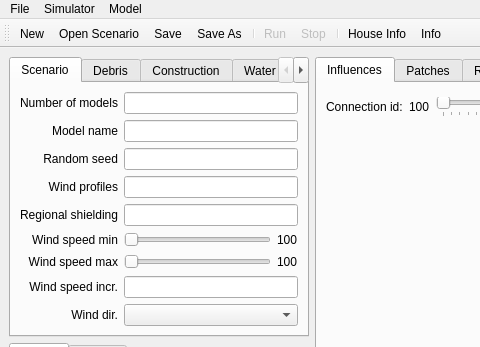
Above: vaws/gui/ui/main.ui from GeoscienceAustralia/vaws before the change; both pictures show x 0 to 480 and y 0 to 347 of the 1280 by 711 pixel window. Below: the same form after it.
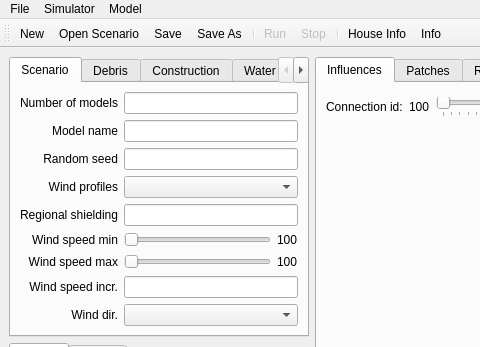
That is the form after the change. The open tabs and pages were chosen to show the change. Icons and pictures are not drawn. Custom widgets are drawn as their Qt base class.

Commit message: change ui for terrain category and debris region

Patch:
```diff
--- a/vaws/gui/ui/main.ui
+++ b/vaws/gui/ui/main.ui
@@ -134,16 +134,6 @@
             </property>
            </widget>
           </item>
-          <item row="3" column="1">
-           <widget class="QLineEdit" name="terrainCategory">
-            <property name="sizePolicy">
-             <sizepolicy hsizetype="Preferred" vsizetype="Fixed">
-              <horstretch>0</horstretch>
-              <verstretch>0</verstretch>
-             </sizepolicy>
-            </property>
-           </widget>
-          </item>
           <item row="3" column="0">
            <widget class="QLabel" name="label_16">
             <property name="text">
@@ -237,6 +227,9 @@
             </property>
            </widget>
           </item>
+          <item row="3" column="1">
+           <widget class="QComboBox" name="terrainCategory"/>
+          </item>
          </layout>
         </widget>
         <widget class="QWidget" name="debris_tab">
```
Left out of the diff: 12 changed lines with no effect on the pictures. The commit also changes 4 other files.
